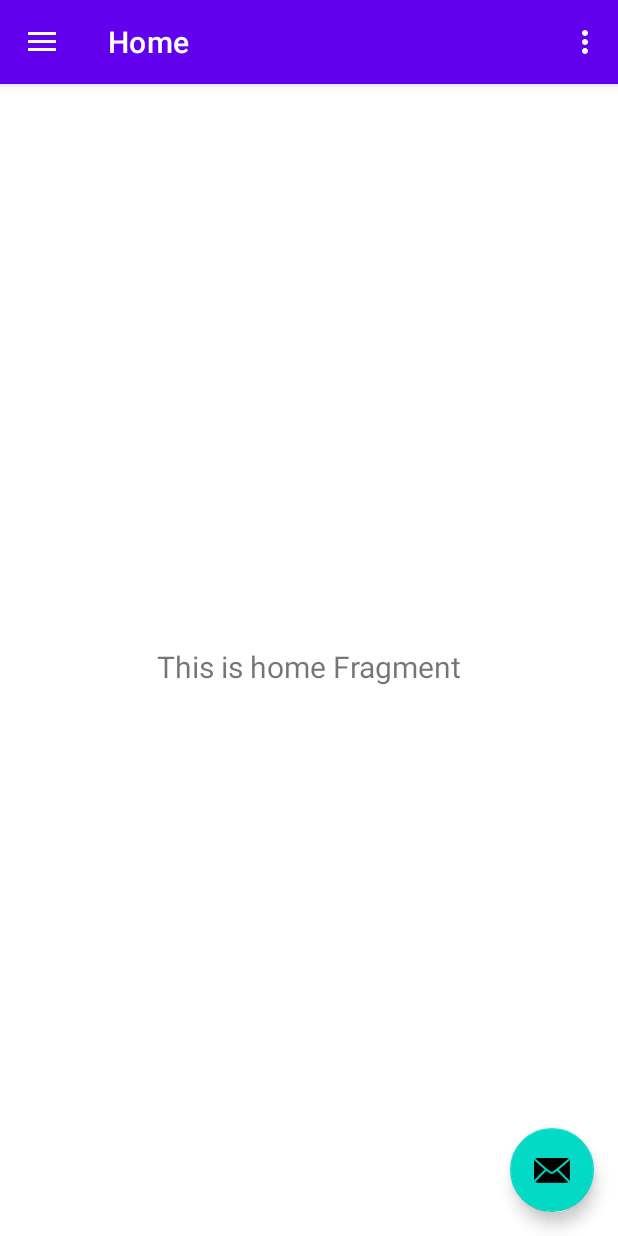
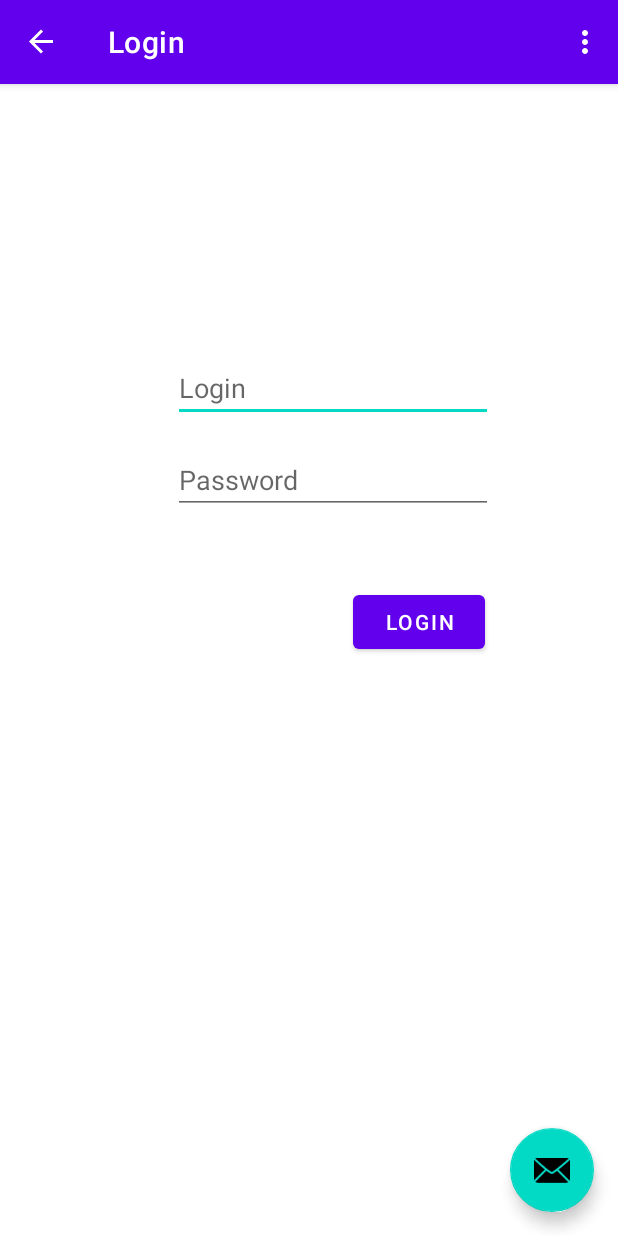
Before and after one commit to xinneph/myfx, an Android app: the screen it shows after launch (MainActivity), on a phone screen of 412 x 824 dp. Run offline under Robolectric (Android 15) with nearby library versions, the phone set to English and light mode, and no system bars; our stand-ins replace navigation-ui.

Commit message:
LoginFragment

```diff
--- a/app/build.gradle
+++ b/app/build.gradle
@@ -48,4 +48,6 @@ dependencies {
     testImplementation 'junit:junit:4.+'
     androidTestImplementation 'androidx.test.ext:junit:1.1.2'
     androidTestImplementation 'androidx.test.espresso:espresso-core:3.3.0'
+
+    implementation "com.dukascopy.api:JForex-API:2.13.98"
 }
--- /dev/null
+++ b/app/src/main/java/code/solutions/myfx/ui/login/LoginFragment.kt
@@ -0,0 +1,29 @@
+package code.solutions.myfx.ui.login
+
+import android.os.Bundle
+import android.view.LayoutInflater
+import android.view.View
+import android.view.ViewGroup
+import android.widget.Button
+import android.widget.EditText
+import androidx.fragment.app.Fragment
+import androidx.fragment.app.viewModels
+import code.solutions.myfx.R
+
+class LoginFragment : Fragment() {
+    val viewModel: LoginViewModel by viewModels()
+
+    override fun onCreateView(inflater: LayoutInflater, container: ViewGroup?, savedInstanceState: Bundle?): View? {
+        val root = inflater.inflate(R.layout.fragment_login, container, false)
+        val loginView = root.findViewById<EditText>(R.id.loginEditText)
+        val passwordView = root.findViewById<EditText>(R.id.passwordEditText)
+        val okButton = root.findViewById<Button>(R.id.loginButton)
+
+        okButton.setOnClickListener {
+            val login = loginView.text.toString()
+            val password = passwordView.text.toString()
+            viewModel.onClickedLoginButton(login, password)
+        }
+        return root
+    }
+}
--- /dev/null
+++ b/app/src/main/java/code/solutions/myfx/ui/login/LoginViewModel.kt
@@ -0,0 +1,10 @@
+package code.solutions.myfx.ui.login
+
+import android.util.Log
+import androidx.lifecycle.ViewModel
+
+class LoginViewModel : ViewModel() {
+    fun onClickedLoginButton(login: String, password: String) {
+        Log.v("LOGIN", "onClickedLoginButton($login, $password)")
+    }
+}
--- /dev/null
+++ b/app/src/main/res/layout/fragment_login.xml
@@ -0,0 +1,45 @@
+<?xml version="1.0" encoding="utf-8"?>
+<androidx.constraintlayout.widget.ConstraintLayout
+    xmlns:android="http://schemas.android.com/apk/res/android"
+    xmlns:app="http://schemas.android.com/apk/res-auto"
+    xmlns:tools="http://schemas.android.com/tools"
+    android:layout_width="match_parent"
+    android:layout_height="match_parent">
+
+    <EditText
+        android:id="@+id/loginEditText"
+        android:layout_width="wrap_content"
+        android:layout_height="45dp"
+        android:layout_marginTop="180dp"
+        android:ems="10"
+        android:hint="Login"
+        android:inputType="textPersonName"
+        app:layout_constraintEnd_toEndOf="parent"
+        app:layout_constraintHorizontal_bias="0.582"
+        app:layout_constraintStart_toStartOf="parent"
+        app:layout_constraintTop_toTopOf="parent" />
+
+    <EditText
+        android:id="@+id/passwordEditText"
+        android:layout_width="wrap_content"
+        android:layout_height="wrap_content"
+        android:layout_marginTop="16dp"
+        android:ems="10"
+        android:hint="Password"
+        android:inputType="textPassword"
+        app:layout_constraintEnd_toEndOf="parent"
+        app:layout_constraintHorizontal_bias="0.582"
+        app:layout_constraintStart_toStartOf="parent"
+        app:layout_constraintTop_toBottomOf="@+id/loginEditText" />
+
+    <Button
+        android:id="@+id/loginButton"
+        android:layout_width="wrap_content"
+        android:layout_height="wrap_content"
+        android:layout_marginTop="48dp"
+        android:layout_marginEnd="5dp"
+        android:text="Login"
+        app:layout_constraintEnd_toEndOf="@+id/passwordEditText"
+        app:layout_constraintTop_toBottomOf="@+id/passwordEditText" />
+
+</androidx.constraintlayout.widget.ConstraintLayout>
--- a/app/src/main/res/layout/nav_header_main.xml
+++ b/app/src/main/res/layout/nav_header_main.xml
@@ -14,8 +14,8 @@
 
     <ImageView
         android:id="@+id/imageView"
-        android:layout_width="wrap_content"
-        android:layout_height="wrap_content"
+        android:layout_width="32dp"
+        android:layout_height="32dp"
         android:contentDescription="@string/nav_header_desc"
         android:paddingTop="@dimen/nav_header_vertical_spacing"
         app:srcCompat="@drawable/logo_icon" />
--- a/app/src/main/res/menu/activity_main_drawer.xml
+++ b/app/src/main/res/menu/activity_main_drawer.xml
@@ -4,6 +4,10 @@
     tools:showIn="navigation_view">
 
     <group android:checkableBehavior="single">
+        <item
+            android:id="@+id/nav_login"
+            android:icon="@drawable/logo_icon"
+            android:title="@string/menu_login" />
         <item
             android:id="@+id/nav_home"
             android:icon="@drawable/ic_menu_camera"
--- a/app/src/main/res/navigation/mobile_navigation.xml
+++ b/app/src/main/res/navigation/mobile_navigation.xml
@@ -3,7 +3,7 @@
     xmlns:app="http://schemas.android.com/apk/res-auto"
     xmlns:tools="http://schemas.android.com/tools"
     android:id="@+id/mobile_navigation"
-    app:startDestination="@+id/nav_home">
+    app:startDestination="@+id/nav_login">
 
     <fragment
         android:id="@+id/nav_home"
@@ -22,4 +22,10 @@
         android:name="code.solutions.myfx.ui.slideshow.SlideshowFragment"
         android:label="@string/menu_slideshow"
         tools:layout="@layout/fragment_slideshow" />
+
+    <fragment
+        android:id="@+id/nav_login"
+        android:name="code.solutions.myfx.ui.login.LoginFragment"
+        android:label="@string/menu_login"
+        tools:layout="@layout/fragment_login" />
 </navigation>
--- a/app/src/main/res/values/strings.xml
+++ b/app/src/main/res/values/strings.xml
@@ -10,4 +10,5 @@
     <string name="menu_home">Home</string>
     <string name="menu_gallery">Gallery</string>
     <string name="menu_slideshow">Slideshow</string>
+    <string name="menu_login">Login</string>
 </resources>
--- a/build.gradle
+++ b/build.gradle
@@ -18,6 +18,9 @@ allprojects {
     repositories {
         google()
         jcenter()
+        maven {
+            url "http://www.dukascopy.com/client/jforexlib/publicrepo"
+        }
     }
 }
 
```
